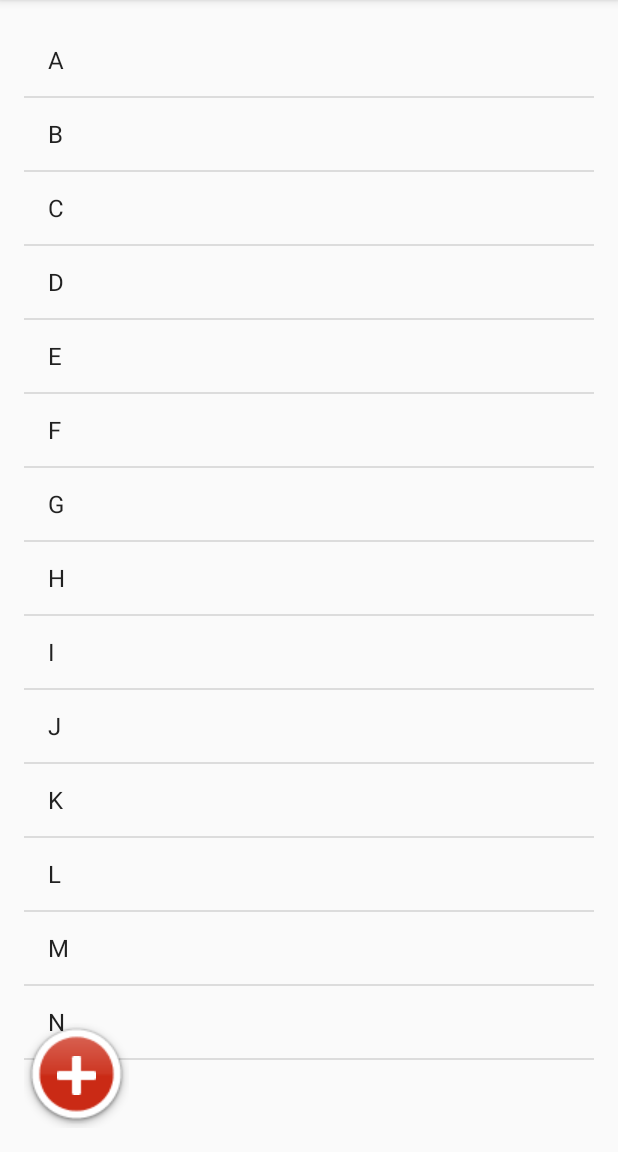
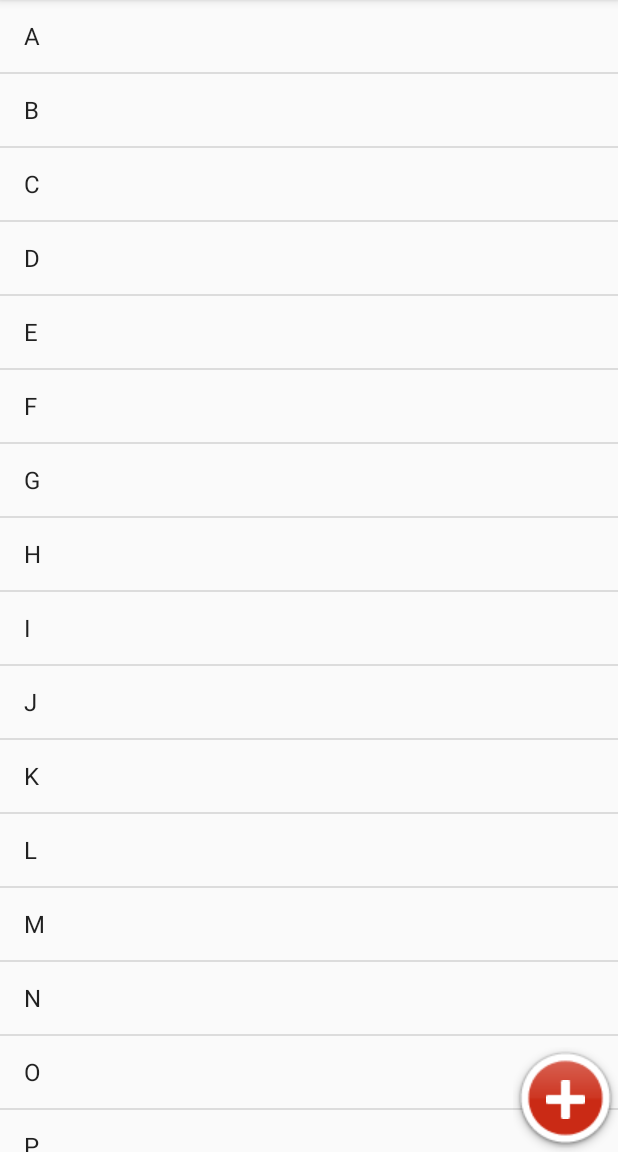
Before and after one commit to moonleo/satelite-menu, an Android app: the screen it shows after launch (MainActivity), on a phone screen of 412 x 824 dp, the part 84-1236 px from its top. Run offline under Robolectric (Android 15) with nearby library versions, the phone set to English and light mode, and no system bars.

Commit message:
实现自定义属性

```diff
--- a/app/src/main/java/per/yh/satellitemenu/view/SatelliteMenu.java
+++ b/app/src/main/java/per/yh/satellitemenu/view/SatelliteMenu.java
@@ -1,7 +1,9 @@
 package per.yh.satellitemenu.view;
 
 import android.content.Context;
+import android.content.res.TypedArray;
 import android.util.AttributeSet;
+import android.util.Log;
 import android.util.TypedValue;
 import android.view.View;
 import android.view.ViewGroup;
@@ -14,12 +16,14 @@ import android.view.animation.TranslateAnimation;
 import android.widget.ImageView;
 import android.widget.RelativeLayout;
 
+import per.yh.satellitemenu.R;
+
 /**
  * Created by MoonLeo on 2015/12/29.
  * 卫星菜单View类
  */
 public class SatelliteMenu extends ViewGroup implements View.OnClickListener {
-
+    private static final String TAG = SatelliteMenu.class.getSimpleName();
 
     /**
      * 枚举菜单可能的位置
@@ -29,7 +33,7 @@ public class SatelliteMenu extends ViewGroup implements View.OnClickListener {
     }
 
     private Position mPosition;//菜单在屏幕上的位置
-    private int mRadio;//菜单半径
+    private int mRadius;//菜单半径
     private boolean isOpen;//菜单打开状态
 
     private RelativeLayout mainBtn;//主按钮
@@ -47,8 +51,32 @@ public class SatelliteMenu extends ViewGroup implements View.OnClickListener {
 
     public SatelliteMenu(Context context, AttributeSet attrs, int defStyleAttr) {
         super(context, attrs, defStyleAttr);
-        mRadio = (int) TypedValue.applyDimension(TypedValue.COMPLEX_UNIT_DIP, 150, getResources().getDisplayMetrics());
-        mPosition = Position.LEFT_BOTTOM;
+        TypedArray a = context.obtainStyledAttributes(attrs, R.styleable.satellitemenu);
+        int r = (int) a.getDimension(R.styleable.satellitemenu_radius, 150);
+        mRadius = (int) TypedValue.applyDimension(TypedValue.COMPLEX_UNIT_DIP, r, getResources().getDisplayMetrics());
+        int pos = a.getInt(R.styleable.satellitemenu_position, 0);
+        Log.d(TAG, pos+"");
+        switch (pos) {
+            case 0:
+                mPosition = Position.LEFT_TOP;
+                break;
+            case 1:
+                mPosition = Position.LEFT_BOTTOM;
+                break;
+            case 2:
+                mPosition = Position.RIGHT_TOP;
+                break;
+            case 3:
+                mPosition = Position.RIGHT_BOTTOM;
+                break;
+            default:
+                mPosition = Position.LEFT_TOP;
+                break;
+        }
+        a.recycle();
+        Log.d(TAG, mPosition+"");
+
+
     }
 
     @Override
@@ -150,8 +178,8 @@ public class SatelliteMenu extends ViewGroup implements View.OnClickListener {
         double angle = Math.PI/(2 * (subMenuCount-1));//子菜单之间的夹角
         int x , y;//子菜单的左上坐标
         for(int i=0; i< subMenuCount; i ++) {
-            x = l +  (int) (mRadio *Math.cos(startAngle));
-            y = t + (int) (mRadio*Math.sin(startAngle));
+            x = l +  (int) (mRadius *Math.cos(startAngle));
+            y = t + (int) (mRadius *Math.sin(startAngle));
             ImageView subMenuItem = (ImageView) getChildAt(i+1);
             subMenuItem.setVisibility(View.GONE);
             subMenuItem.layout(x, y, x + subMenuItem.getMeasuredWidth(), y + subMenuItem.getMeasuredHeight());
--- a/app/src/main/res/layout/activity_main.xml
+++ b/app/src/main/res/layout/activity_main.xml
@@ -1,9 +1,8 @@
 <RelativeLayout xmlns:android="http://schemas.android.com/apk/res/android"
-    xmlns:tools="http://schemas.android.com/tools" android:layout_width="match_parent"
-    android:layout_height="match_parent" android:paddingLeft="@dimen/activity_horizontal_margin"
-    android:paddingRight="@dimen/activity_horizontal_margin"
-    android:paddingTop="@dimen/activity_vertical_margin"
-    android:paddingBottom="@dimen/activity_vertical_margin" tools:context=".MainActivity">
+    xmlns:tools="http://schemas.android.com/tools"
+    xmlns:satellitemenu="http://schemas.android.com/apk/res-auto"
+    android:layout_width="match_parent"
+    android:layout_height="match_parent" >
 
     <ListView
         android:id="@+id/listview"
@@ -13,7 +12,9 @@
     <per.yh.satellitemenu.view.SatelliteMenu
         android:id="@+id/menu"
         android:layout_width="wrap_content"
-        android:layout_height="wrap_content">
+        android:layout_height="wrap_content"
+        satellitemenu:radius="150dp"
+        satellitemenu:position="right_bottom">
         <!--主按钮-->
         <RelativeLayout
             android:layout_width="wrap_content"
```
Also changed, not shown: app/src/main/res/values/attrs.xml (added, +12 -0 lines).
